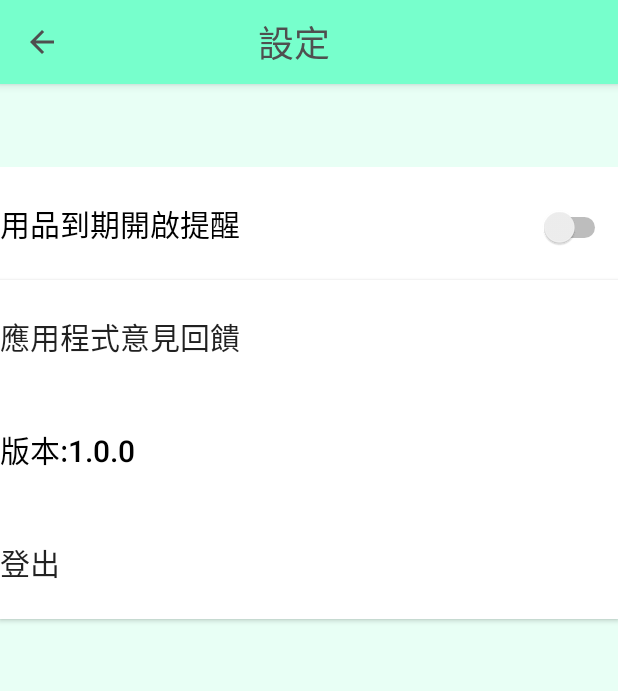
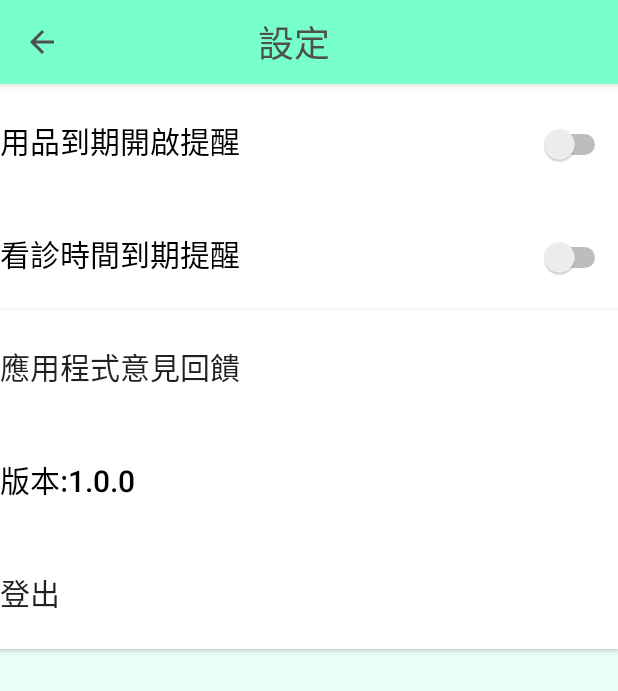
Before and after one commit to CheryllinNTUB/PetitApp, an Android app: the settings screen opened directly, with no data from a screen before it, on a phone screen of 412 x 824 dp. Shown: the top 691 px of the screen. Run offline under Robolectric (Android 15) with nearby library versions, the phone set to English and light mode, and no system bars.

Commit message:
20200525

```diff
--- a/app/src/main/res/layout/activity_doc.xml
+++ b/app/src/main/res/layout/activity_doc.xml
@@ -33,7 +33,7 @@
             android:layout_height="wrap_content"
             android:layout_marginRight="40dp"
             android:gravity="center"
-            android:text="醫療紀錄"
+            android:text="看診紀錄"
             android:textColor="#4f4f4f"
             android:textSize="24sp" />
 
--- a/app/src/main/res/layout/activity_settings.xml
+++ b/app/src/main/res/layout/activity_settings.xml
@@ -46,7 +46,6 @@
         <LinearLayout
             android:layout_width="match_parent"
             android:layout_height="75dp"
-            android:layout_marginTop="55dp"
             android:background="#ffffff"
             android:orientation="horizontal">
 
@@ -68,6 +67,31 @@
 
         </LinearLayout>
 
+        <LinearLayout
+            android:layout_width="match_parent"
+            android:layout_height="75dp"
+            android:background="#ffffff"
+            android:orientation="horizontal">
+
+            <TextView
+                android:id="@+id/doc_remind"
+                android:layout_width="359dp"
+                android:layout_height="75dp"
+
+                android:elevation="10dp"
+                android:gravity="center_vertical"
+                android:textColor="#000000"
+                android:text="看診時間到期提醒"
+                android:textSize="20dp" />
+
+            <Switch
+                android:id="@+id/switch1"
+                android:layout_width="wrap_content"
+                android:layout_height="wrap_content"
+                android:background="@null"
+                android:gravity="center_vertical" />
+
+        </LinearLayout>
 
         <Button
             android:id="@+id/opinion"
--- a/app/src/main/res/layout/fragment_record.xml
+++ b/app/src/main/res/layout/fragment_record.xml
@@ -128,7 +128,7 @@
                 <TextView
                     android:layout_width="match_parent"
                     android:layout_height="50dp"
-                    android:text="醫療紀錄"
+                    android:text="看診紀錄"
                     android:textAlignment="center"
                     android:textColor="#4f4f4f"
                     android:textSize="18sp"
```
